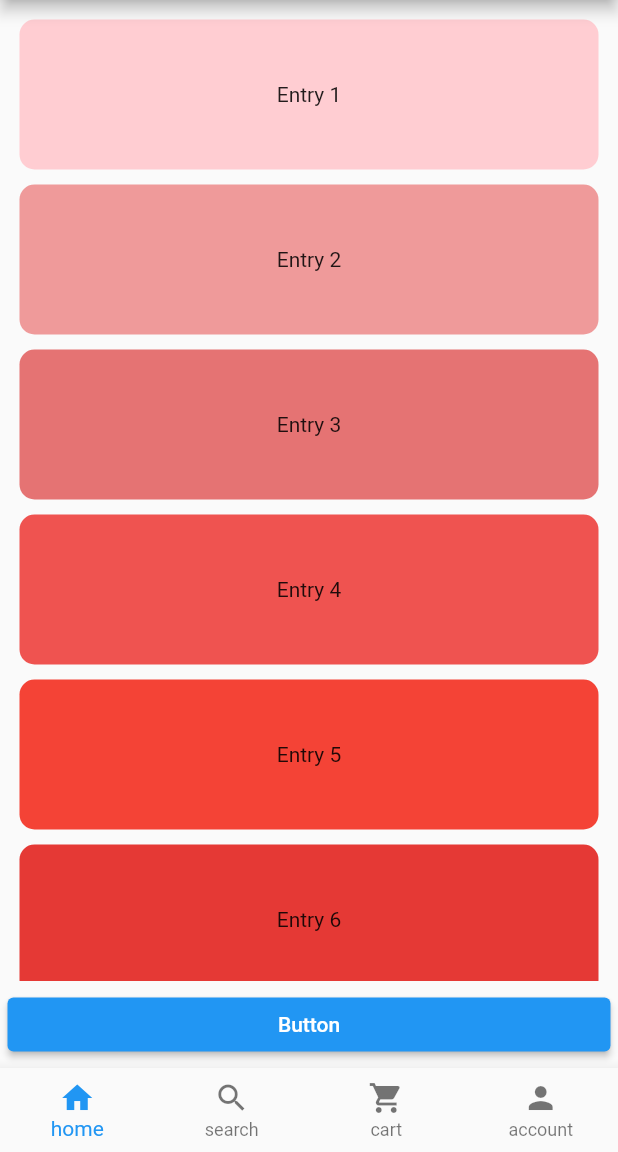
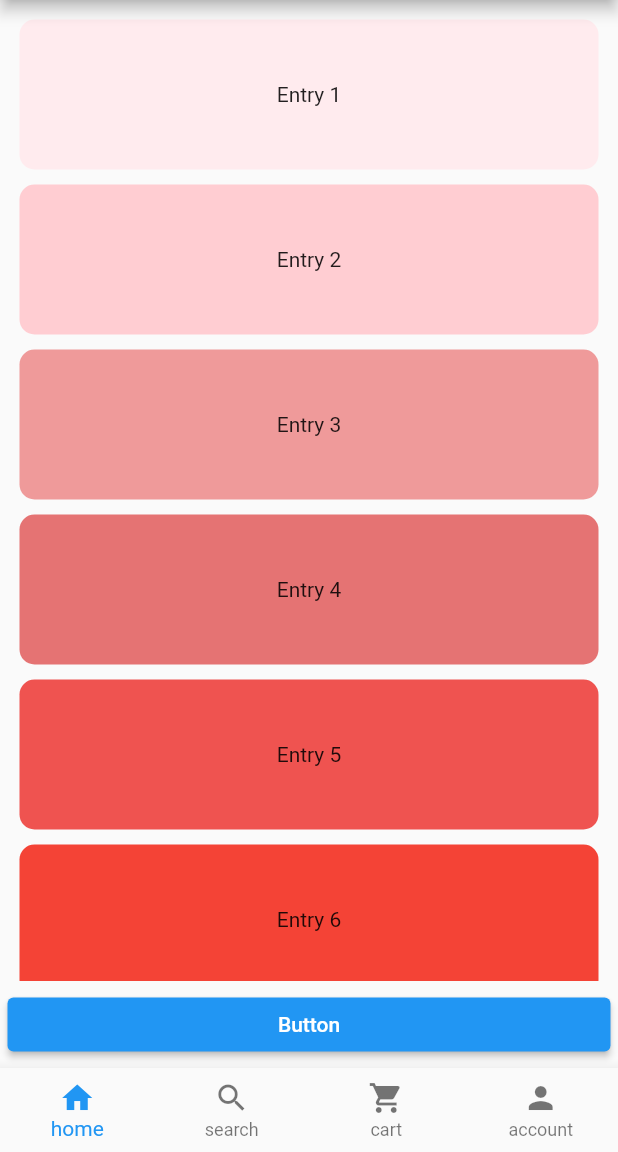
Before and after one commit to dhruva-suryadigital/Flutter-Assignment, a Flutter app: the screen it shows after launch, on a phone screen of 412 x 824 dp, the part 84-1236 px from its top. Run offline on Flutter 3.47's test engine with Material 2 defaults, Android fonts, the phone set to English and light mode, and no system bars.

Commit message:
Create custom Widget, formatted code
Create a custom Widget for list items.
Implement suggested changes.
Remove unnecessary comment.
Format code properly.

```diff
--- a/lib/main.dart
+++ b/lib/main.dart
@@ -1,6 +1,6 @@
-//import 'package:flutter/cupertino.dart';
 import 'package:flutter/material.dart';
 import 'color.dart' as colors;
+import 'widgets.dart';
 
 void main() {
   runApp(const MyApp());
@@ -22,86 +22,47 @@ class _MyAppState extends State<MyApp> {
     });
   }
 
-  List<Widget> pages = <Widget>[
+  final List<Widget> _pages = <Widget>[
     Column(
-        mainAxisAlignment: MainAxisAlignment.start,
       crossAxisAlignment: CrossAxisAlignment.stretch,
       children: [
         Expanded(
           flex: 10,
           child: ListView(
             padding: const EdgeInsets.all(8),
-              children: <Widget>[
-                Container(
-                  decoration: BoxDecoration(
-                      color: colors.primaryColor(100),
-                      borderRadius: BorderRadius.circular(10)),
-                  margin: const EdgeInsets.all(5),
-                  height: 100,
-                  child: const Center(
-                    child: Text("Entry 1"),
+            children: const <Widget>[
+              CustomContainer(
+                text: 'Entry 1',
+                shade: 50,
               ),
+              CustomContainer(
+                text: 'Entry 2',
+                shade: 100,
               ),
-                Container(
-                  decoration: BoxDecoration(
-                      color: colors.primaryColor(200),
-                      borderRadius: BorderRadius.circular(10)),
-                  margin: const EdgeInsets.all(5),
-                  height: 100,
-                  child: const Center(
-                    child: Text("Entry 2"),
+              CustomContainer(
+                text: 'Entry 3',
+                shade: 200,
               ),
+              CustomContainer(
+                text: 'Entry 4',
+                shade: 300,
               ),
-                Container(
-                  decoration: BoxDecoration(
-                      color: colors.primaryColor(300),
-                      borderRadius: BorderRadius.circular(10)),
-                  margin: const EdgeInsets.all(5),
-                  height: 100,
-                  child: const Center(
-                    child: Text("Entry 3"),
+              CustomContainer(
+                text: 'Entry 5',
+                shade: 400,
               ),
+              CustomContainer(
+                text: 'Entry 6',
+                shade: 500,
               ),
-                Container(
-                  decoration: BoxDecoration(
-                      color: colors.primaryColor(400),
-                      borderRadius: BorderRadius.circular(10)),
-                  margin: const EdgeInsets.all(5),
-                  height: 100,
-                  child: const Center(
-                    child: Text("Entry 4"),
+              CustomContainer(
+                text: 'Entry 7',
+                shade: 600,
               ),
+              CustomContainer(
+                text: 'Entry 8',
+                shade: 700,
               ),
-                Container(
-                  decoration: BoxDecoration(
-                      color: colors.primaryColor(500),
-                      borderRadius: BorderRadius.circular(10)),
-                  margin: const EdgeInsets.all(5),
-                  height: 100,
-                  child: const Center(
-                    child: Text("Entry 5"),
-                  ),
-                ),
-                Container(
-                  decoration: BoxDecoration(
-                      color: colors.primaryColor(600),
-                      borderRadius: BorderRadius.circular(10)),
-                  margin: const EdgeInsets.all(5),
-                  height: 100,
-                  child: const Center(
-                    child: Text("Entry 6"),
-                  ),
-                ),
-                Container(
-                  decoration: BoxDecoration(
-                      color: colors.primaryColor(700),
-                      borderRadius: BorderRadius.circular(10)),
-                  margin: const EdgeInsets.all(5),
-                  height: 100,
-                  child: const Center(
-                    child: Text("Entry 7"),
-                  ),
-                )
             ],
           ),
         ),
@@ -110,32 +71,40 @@ class _MyAppState extends State<MyApp> {
           child: ElevatedButton(
             onPressed: () {},
             child: const Text("Button"),
-              //style: ButtonStyle(shape: ),
           ),
-          )
-        ]),
-    const Text('Search Page',
-        style: TextStyle(fontSize: 35, fontWeight: FontWeight.bold)),
-    const Text('My cart',
-        style: TextStyle(fontSize: 35, fontWeight: FontWeight.bold)),
+        ),
+      ],
+    ),
+    const Text(
+      'Search Page',
+      style: TextStyle(
+        fontSize: 35,
+        fontWeight: FontWeight.bold,
+      ),
+    ),
+    const Text(
+      'My cart',
+      style: TextStyle(
+        fontSize: 35,
+        fontWeight: FontWeight.bold,
+      ),
+    ),
     Column(
       mainAxisAlignment: MainAxisAlignment.center,
       children: [
         Container(
-          height: 100,
-          width: 100,
+          height: 200,
+          width: 200,
           decoration: BoxDecoration(
             image: const DecorationImage(
               image: AssetImage('assets/images/abstract.jpg'),
-// image: NetworkImage(
-//     'https://images.unsplash.com/photo-1618005182384-a83a8bd57fbe?ixlib=rb-4.0.3&ixid=MnwxMjA3fDB8MHxwaG90by1wYWdlfHx8fGVufDB8fHx8&auto=format&fit=crop&w=2864&q=80'),
               fit: BoxFit.cover,
             ),
-              color: colors.primaryColor(900),
-              //shape: BoxShape.circle,
-              borderRadius: BorderRadius.circular(90)),
+            color: colors.primaryColor(100),
+            shape:BoxShape.circle,
           ),
-        const Text('Your account')
+        ),
+        const Text('Your account'),
       ],
     ),
   ];
@@ -148,21 +117,34 @@ class _MyAppState extends State<MyApp> {
           title: const Text('Flutter assignment'),
         ),
         body: Center(
-          child: pages.elementAt(_selectedIndex),
+          child: _pages.elementAt(_selectedIndex),
         ),
         bottomNavigationBar: BottomNavigationBar(
           items: const <BottomNavigationBarItem>[
             BottomNavigationBarItem(
-              icon: Icon(Icons.home),
+              icon: Icon(
+                Icons.home,
+              ),
               label: "home",
             ),
             BottomNavigationBarItem(
-              icon: Icon(Icons.search),
+              icon: Icon(
+                Icons.search,
+              ),
               label: "search",
             ),
             BottomNavigationBarItem(
-                icon: Icon(Icons.shopping_cart), label: "cart"),
-            BottomNavigationBarItem(icon: Icon(Icons.person), label: "account"),
+              icon: Icon(
+                Icons.shopping_cart,
+              ),
+              label: "cart",
+            ),
+            BottomNavigationBarItem(
+              icon: Icon(
+                Icons.person,
+              ),
+              label: "account",
+            ),
           ],
           type: BottomNavigationBarType.fixed,
           onTap: _onItemTapped,
@@ -171,37 +153,4 @@ class _MyAppState extends State<MyApp> {
       ),
     );
   }
-
-//   Center containerImage() {
-//     return Center(
-//       child: Container(
-//         height: 100,
-//         width: 100,
-//         decoration: BoxDecoration(
-//             image: const DecorationImage(
-//               image: AssetImage('assets/images/abstract.jpg'),
-// // image: NetworkImage(
-// //     'https://images.unsplash.com/photo-1618005182384-a83a8bd57fbe?ixlib=rb-4.0.3&ixid=MnwxMjA3fDB8MHxwaG90by1wYWdlfHx8fGVufDB8fHx8&auto=format&fit=crop&w=2864&q=80'),
-//               fit: BoxFit.cover,
-//             ),
-//             color: Colors.red,
-//             //shape: BoxShape.circle,
-//             borderRadius: BorderRadius.circular(90)),
-//       ),
-//     );
-//   }
-
-//   Expanded _createContainer(int val, int shade) {
-//     return Expanded(
-//       child: Container(
-//         decoration: BoxDecoration(
-//             color: Colors.red[shade], borderRadius: BorderRadius.circular(10)),
-//         margin: const EdgeInsets.all(5),
-//         height: 100,
-//         child: Center(
-//           child: Text("Entry $val"),
-//         ),
-//       ),
-//     );
-//   }
 }
--- /dev/null
+++ b/lib/widgets.dart
@@ -0,0 +1,27 @@
+import 'package:flutter/material.dart';
+import 'color.dart' as colors;
+
+class CustomContainer extends StatelessWidget {
+  final String text;
+  final int shade;
+
+  const CustomContainer({
+    Key? key,
+    required this.text,
+    required this.shade,
+  }) : super(key: key);
+  @override
+  Widget build(BuildContext context) {
+    return Container(
+      decoration: BoxDecoration(
+        color: colors.primaryColor(shade),
+        borderRadius: BorderRadius.circular(10),
+      ),
+      margin: const EdgeInsets.all(5),
+      height: 100,
+      child: Center(
+        child: Text(text),
+      ),
+    );
+  }
+}
--- a/pubspec.yaml
+++ b/pubspec.yaml
@@ -60,7 +60,6 @@ flutter:
 
   # To add assets to your application, add an assets section, like this:
   assets:
-    - assets/
     - assets/images/
 
   # An image asset can refer to one or more resolution-specific "variants", see
```
Lines whose indentation alone changed are shown as unchanged.
